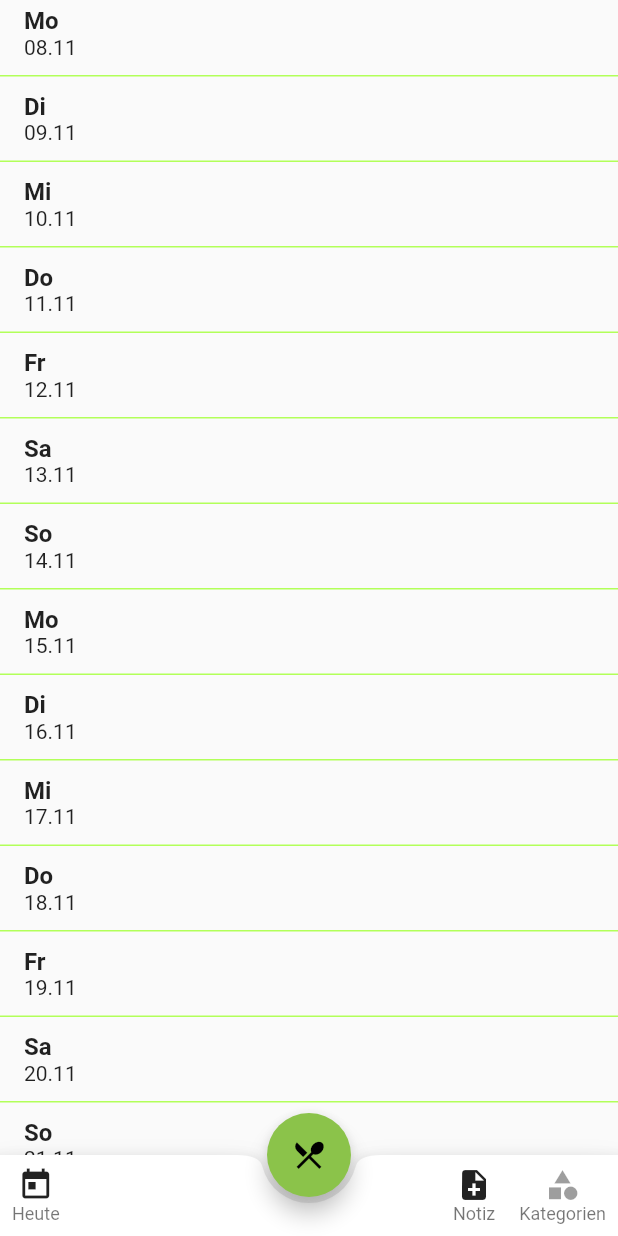
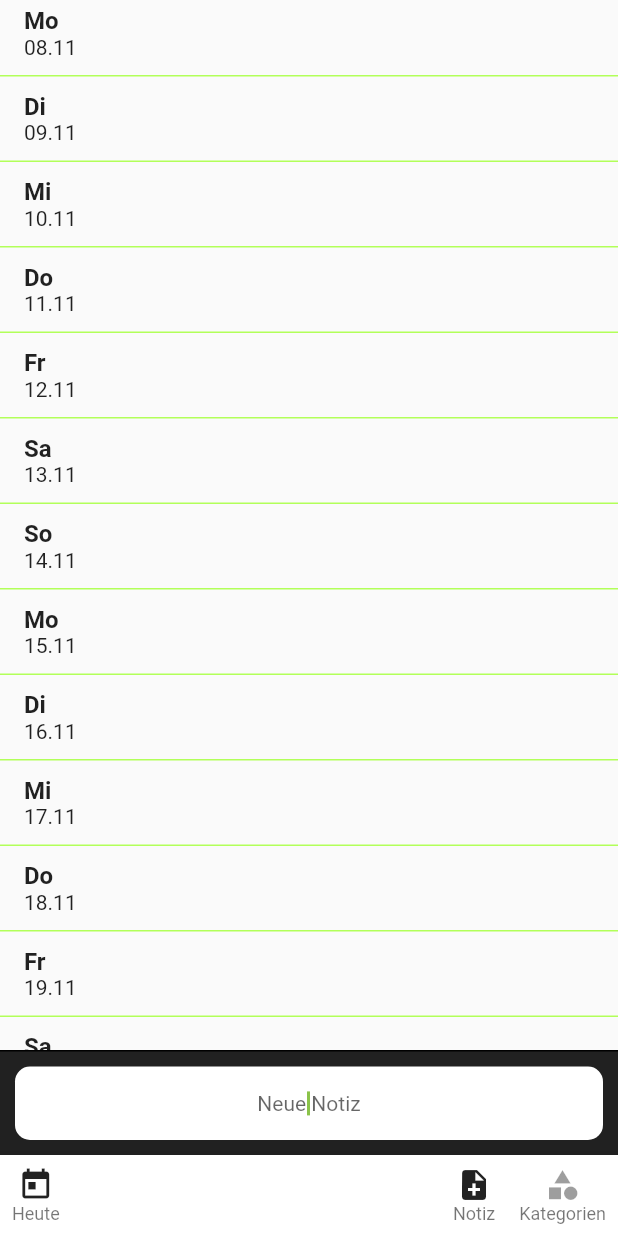
Before and after one commit to butonic/essensplan, a Flutter app: the screen it shows after launch, scrolled down 576 dp, after a tap on "Notiz", on a phone screen of 412 x 824 dp. Run offline on Flutter 3.47's test engine with Material 2 defaults, Android fonts, the phone set to English and light mode, and no system bars; drawn by our look-alikes of scrollable_positioned_list; our stand-ins replace flutter_colorpicker, flutter_linkify, flutter_tags, hive, hive_flutter, timeago; accounts and stored records are empty; generated files the repository leaves out were written again.

Commit message:
extract plan bottom bar widget, fix note editing
Signed-off-by: Jörn Friedrich Dreyer <jfd@butonic.de>

```diff
--- /dev/null
+++ b/lib/callbacks/plan.dart
@@ -0,0 +1,5 @@
+import 'package:flutter/material.dart';
+
+typedef PlanTapTodayCallback = void Function(BuildContext context);
+typedef PlanTapNewNoteCallback = void Function(BuildContext context);
+typedef PlanTapCategoriesCallback = void Function(BuildContext context);
--- a/lib/pages/plan.dart
+++ b/lib/pages/plan.dart
@@ -1,3 +1,4 @@
+import 'package:essensplan/widgets/dish_bottom_bar.dart';
 import 'package:flutter/material.dart';
 import 'package:flutter/services.dart';
 import 'package:intl/intl.dart';
@@ -35,6 +36,8 @@ class _PlanPageState extends State<PlanPage> {
 
   int selectedDay = dayUnselected;
 
+  bool showActionButton = true;
+
   @override
   Widget build(BuildContext context) {
     var currentDay = DateTime.now()
@@ -53,41 +56,27 @@ class _PlanPageState extends State<PlanPage> {
           automaticallyImplyLeading: false,
           toolbarHeight: 0,
         ),
-      resizeToAvoidBottomInset: true, // TODO scroll tapped text area into view?
+        resizeToAvoidBottomInset:
+            true, // TODO scroll tapped text area into view?
         body: ScrollablePositionedList.builder(
             initialScrollIndex: currentDay,
             itemCount: 40000,
             itemScrollController: itemScrollController,
             itemPositionsListener: itemPositionsListener,
             itemBuilder: (context, i) => item(context, i)),
-      floatingActionButton: FloatingActionButton(
+        floatingActionButton: showActionButton
+            ? FloatingActionButton(
                 child: Icon(Icons.restaurant_menu),
                 onPressed: selectedDay == dayUnselected
                     ? null
                     : () {
                         _selectDish(context, selectedDay);
                       },
-      ),
+              )
+            : null,
         floatingActionButtonLocation: FloatingActionButtonLocation.centerDocked,
-      bottomNavigationBar: BottomAppBar(
-        shape: const CircularNotchedRectangle(),
-        child: Row(
-          children: [
-            GestureDetector(
-              child: Padding(
-                  padding: EdgeInsets.all(8.0),
-                  child: Column(
-                    mainAxisAlignment: MainAxisAlignment.center,
-                    mainAxisSize: MainAxisSize.min,
-                    children: <Widget>[
-                      Icon(Icons.today),
-                      Text(
-                        'Heute',
-                        style: Theme.of(context).textTheme.caption,
-                      )
-                    ],
-                  )),
-              onTap: () {
+        bottomNavigationBar: DishBottomBar(
+          onTapToday: (bContext) {
             itemScrollController.scrollTo(
                 index: currentDay,
                 duration: Duration(milliseconds: 500),
@@ -96,25 +85,8 @@ class _PlanPageState extends State<PlanPage> {
               selectedDay = currentDay;
             });
           },
-            ),
-            Spacer(),
-            GestureDetector(
-              child: Padding(
-                  padding: EdgeInsets.all(8.0),
-                  child: Column(
-                    mainAxisAlignment: MainAxisAlignment.center,
-                    mainAxisSize: MainAxisSize.min,
-                    children: <Widget>[
-                      Icon(Icons.note_add),
-                      Text(
-                        'Notiz',
-                        style: Theme.of(context).textTheme.caption,
-                      )
-                    ],
-                  )),
-              onTap: selectedDay == dayUnselected
-                  ? null
-                  : () {
+          onTapNewNote: (bContext) {
+            if (selectedDay != dayUnselected) {
               setState(() {
                 var dayBox = Hive.box<Day>('dayBox');
                 var dm = dayBox.get(selectedDay);
@@ -123,66 +95,20 @@ class _PlanPageState extends State<PlanPage> {
                   dayBox.put(selectedDay, dm);
                 }
                 dm.entries ??= HiveList(Hive.box<Dish>('dishBox'));
-                        var note = Dish(
-                            note:
-                                'Neue Notiz'); // a hint is rendered for an empty string
+                var note =
+                    Dish(note: ''); // a hint is rendered for an empty string
                 Hive.box<Dish>('dishBox').add(note);
                 dm.entries.add(note);
                 dm.save();
-                        // TODO fokus & automatisch bearbeiten
-                        _showBottomSheet(context, note);
+                // TODO hide add dish action when editing  note
+                _showBottomSheet(bContext, note);
               });
+            }
           },
-            ),
-            GestureDetector(
-                child: Padding(
-                    padding: EdgeInsets.all(8.0),
-                    child: Column(
-                      mainAxisAlignment: MainAxisAlignment.center,
-                      mainAxisSize: MainAxisSize.min,
-                      children: <Widget>[
-                        Icon(
-                          Icons.category,
-                          color: Colors.black38,
-                        ),
-                        Text(
-                          'Kategorien',
-                          style: Theme.of(context).textTheme.caption,
-                        )
-                      ],
-                    )),
-                onTap: () {
-                  _viewCategories(context);
-                }),
-          ],
-        ),
-      ),
-      /*
-      bottomNavigationBar: BottomNavigationBar(
-        currentIndex: _currentNav,
-        type: BottomNavigationBarType.fixed,
-        items: [
-          BottomNavigationBarItem(
-            icon: Icon(Icons.calendar_today),
-            title: Text("Kalender"),
-          ),
-          BottomNavigationBarItem(
-            icon: Icon(Icons.food_bank),
-            title: Text("Gerichte"),
-          ),
-          BottomNavigationBarItem(
-            icon: Icon(Icons.category),
-            title: Text("Kategorien"),
-          )
-        ],
-        onTap: (index) {
-          setState(() {
-            _currentNav = index;
-          });
+          onTapCategories: (bContext) {
+            _viewCategories(bContext);
           },
-      ),
-      */
-    );
+        ));
   }
 
 //  will return a widget used as an indicator for the drop position
@@ -206,17 +132,11 @@ class _PlanPageState extends State<PlanPage> {
   }
 
   void _showBottomSheet(BuildContext context, Dish dish) {
+    showActionButton = false;
     bottomSheetController = showBottomSheet(
       context: context,
       builder: (BuildContext context) {
-        return /*Padding(
-                              padding: EdgeInsets.only(
-                                  bottom:
-                                      MediaQuery.of(context).viewInsets.bottom),
-                              child:*/
-            Container(
-          //margin: const EdgeInsets.only(
-          // top: 25, left: 15, right: 15),
+        return Container(
           height: 70,
           decoration: BoxDecoration(
             border: Border(top: BorderSide(color: Colors.black)),
@@ -244,13 +164,15 @@ class _PlanPageState extends State<PlanPage> {
                     border: InputBorder.none,
                     hintText: 'Neue Notiz'),
                 onChanged: (value) {
+                  setState(() {
                     if (dish.note != value) {
                       dish.note = value;
                       dish.save();
                     }
+                    if (dish.note == '') dish.delete();
+                  });
                 },
               )),
-          /*)*/
         );
       },
     );
@@ -336,6 +258,7 @@ class _PlanPageState extends State<PlanPage> {
                     */
                     var bsc = bottomSheetController;
                     if (bsc != null) {
+                      showActionButton = false;
                       bsc.close();
                       bottomSheetController = null;
                     }
@@ -447,6 +370,7 @@ class _PlanPageState extends State<PlanPage> {
             }*/
             var bsc = bottomSheetController;
             if (bsc != null) {
+              showActionButton = true;
               bsc.close();
               bottomSheetController = null;
             }
@@ -458,8 +382,6 @@ class _PlanPageState extends State<PlanPage> {
           },
         ));
   }
-
-  // TODO scroll to focused textfiled: https://www.didierboelens.com/2018/04/hint-4-ensure-a-textfield-or-textformfield-is-visible-in-the-viewport-when-has-the-focus/
 
   void _selectDish(BuildContext context, int day) async {
     // TODO dish zurückgeben https://flutter.dev/docs/cookbook/navigation/returning-data#interactive-example
--- /dev/null
+++ b/lib/widgets/dish_bottom_bar.dart
@@ -0,0 +1,91 @@
+import 'package:flutter/material.dart';
+
+import '../callbacks/plan.dart';
+
+// We use a new widget to get a new context for the new note action that should
+// show the bottom sheet.
+class DishBottomBar extends StatelessWidget {
+  /// Called when the user taps on 'today'.
+  final PlanTapTodayCallback onTapToday;
+
+  /// Called when the user taps on 'new note'.
+  final PlanTapNewNoteCallback onTapNewNote;
+
+  /// Called when the user taps on 'categories'.
+  final PlanTapCategoriesCallback onTapCategories;
+
+  DishBottomBar({
+    Key key,
+    this.onTapToday,
+    this.onTapNewNote,
+    this.onTapCategories,
+  }) : super(key: key);
+
+  @override
+  Widget build(BuildContext context) {
+    return BottomAppBar(
+      shape: const CircularNotchedRectangle(),
+      child: Row(
+        children: [
+          GestureDetector(
+            child: Padding(
+                padding: EdgeInsets.all(8.0),
+                child: Column(
+                  mainAxisAlignment: MainAxisAlignment.center,
+                  mainAxisSize: MainAxisSize.min,
+                  children: <Widget>[
+                    Icon(Icons.today),
+                    Text(
+                      'Heute',
+                      style: Theme.of(context).textTheme.caption,
+                    )
+                  ],
+                )),
+            onTap: () {
+              onTapToday(context);
+            },
+          ),
+          Spacer(),
+          GestureDetector(
+              child: Padding(
+                  padding: EdgeInsets.all(8.0),
+                  child: Column(
+                    mainAxisAlignment: MainAxisAlignment.center,
+                    mainAxisSize: MainAxisSize.min,
+                    children: <Widget>[
+                      Icon(Icons.note_add),
+                      Text(
+                        'Notiz',
+                        style: Theme.of(context).textTheme.caption,
+                      )
+                    ],
+                  )),
+              onTap: () {
+                onTapNewNote(context);
+              }),
+          GestureDetector(
+            child: Padding(
+                padding: EdgeInsets.all(8.0),
+                child: Column(
+                  mainAxisAlignment: MainAxisAlignment.center,
+                  mainAxisSize: MainAxisSize.min,
+                  children: <Widget>[
+                    Icon(
+                      Icons.category,
+                      color: Colors.black38,
+                    ),
+                    Text(
+                      'Kategorien',
+                      style: Theme.of(context).textTheme.caption,
+                    )
+                  ],
+                )),
+            onTap: () {
+              onTapCategories(context);
+            },
+          ),
+        ],
+      ),
+    );
+  }
+}
```
Lines whose indentation alone changed are shown as unchanged.
